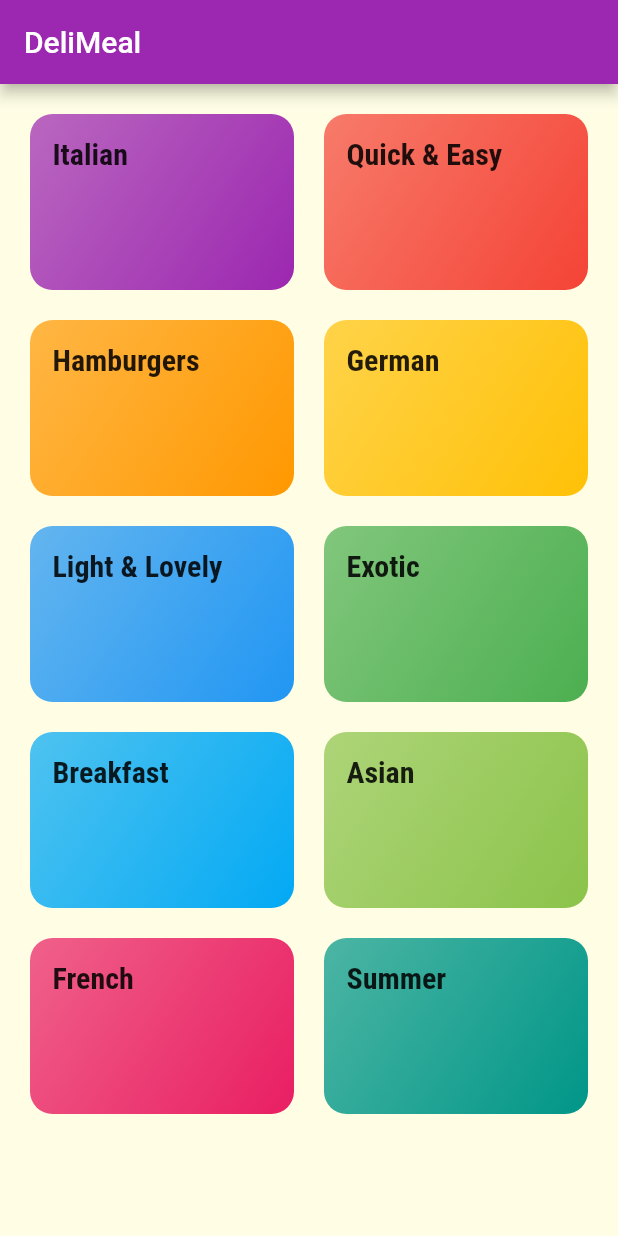
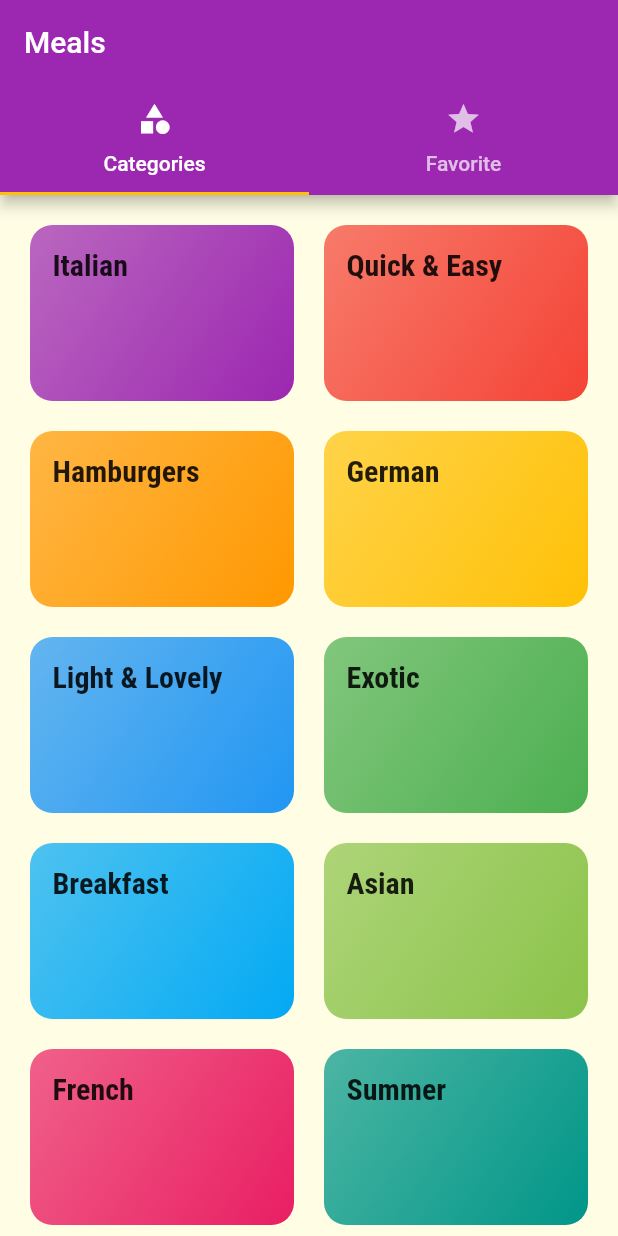
Before and after one commit to azubuikestanley/meal-fd, a Flutter app: the screen it shows after launch, on a phone screen of 412 x 824 dp. Run offline on Flutter 3.47's test engine with Material 2 defaults, Android fonts, the phone set to English and light mode, and no system bars; Roboto replaces fonts that are missing (Railway).

Commit message:
added tabs with categories and favorite section

```diff
--- a/lib/main.dart
+++ b/lib/main.dart
@@ -1,5 +1,6 @@
 import 'package:flutter/material.dart';
 
+import './screens/tabs_screen.dart';
 import './screens/meal_detail_screen.dart';
 import './screens/categories_screen.dart';
 import './screens/category_meals_screen.dart';
@@ -28,7 +29,8 @@ class MyApp extends StatelessWidget {
       // home: CategoriesScreen(),
       initialRoute: '/', // default is '/'
       routes: {
-        '/': (ctx) => CategoriesScreen(),
+        // '/': (ctx) => CategoriesScreen(),
+        '/': (ctx) => TabsScreen(),
         CategoryMealsScreen.routeName: (ctx) => CategoryMealsScreen(),
         MealDetailScreen.routeName: (ctx) => MealDetailScreen(),
       },
--- a/lib/screens/categories_screen.dart
+++ b/lib/screens/categories_screen.dart
@@ -6,11 +6,7 @@ import '../widgets/category_item.dart';
 class CategoriesScreen extends StatelessWidget {
   @override
   Widget build(BuildContext context) {
-    return Scaffold(
-      appBar: AppBar(
-        title: const Text('DeliMeal'),
-      ),
-      body: GridView(
+    return GridView(
       padding: const EdgeInsets.all(20),
       children: DUMMY_CATEGORIES
           .map(
@@ -27,7 +23,6 @@ class CategoriesScreen extends StatelessWidget {
         crossAxisSpacing: 20,
         mainAxisSpacing: 20,
       ),
-      ),
     );
   }
 }
--- /dev/null
+++ b/lib/screens/favorites_screen.dart
@@ -0,0 +1,10 @@
+import 'package:flutter/material.dart';
+
+class FavoritesScreen extends StatelessWidget {
+  @override
+  Widget build(BuildContext context) {
+    return Center(
+      child: Text('The Favorites'),
+    );
+  }
+}
--- /dev/null
+++ b/lib/screens/tabs_screen.dart
@@ -0,0 +1,46 @@
+import 'package:flutter/material.dart';
+
+import './categories_screen.dart';
+import './favorites_screen.dart';
+
+class TabsScreen extends StatefulWidget {
+  @override
+  _TabsScreenState createState() => _TabsScreenState();
+}
+
+class _TabsScreenState extends State<TabsScreen> {
+  @override
+  Widget build(BuildContext context) {
+    return DefaultTabController(
+      length: 2,
+      // initialIndex: 1,  //this is to configure the selected tab when loaded, 0 is the default and doesn't need to be set
+      child: Scaffold(
+        appBar: AppBar(
+          title: Text('Meals'),
+          bottom: TabBar(
+            tabs: <Widget>[
+              Tab(
+                icon: Icon(
+                  Icons.category,
+                ),
+                text: 'Categories',
+              ),
+              Tab(
+                icon: Icon(
+                  Icons.star,
+                ),
+                text: 'Favorite',
+              ),
+            ],
+          ),
+        ),
+        body: TabBarView(
+          children: <Widget>[
+            CategoriesScreen(),
+            FavoritesScreen(),
+          ],
+        ),
+      ),
+    );
+  }
+}
```
Lines whose indentation alone changed are shown as unchanged.
